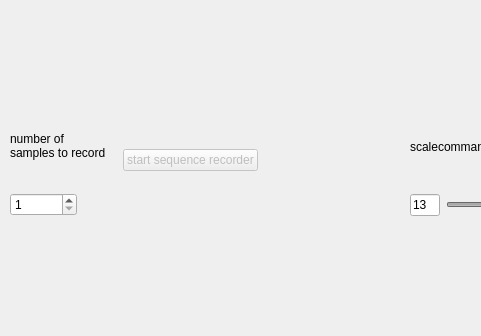
The window that gui.ui (marvin2k/guibabel) describes before a commit, drawn with Qt 5; both pictures show x 0 to 481 and y 464 to 800 of the 800 by 800 pixel window.
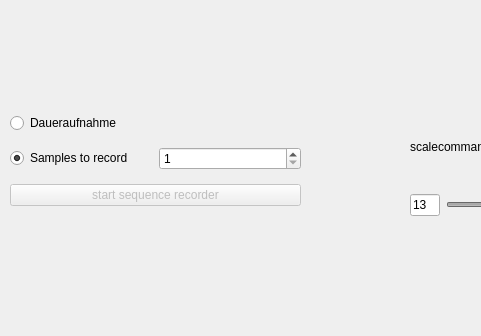
The same window after the commit. Custom widgets are drawn as their Qt base class.

```diff
--- a/gui.ui
+++ b/gui.ui
@@ -393,89 +393,6 @@
      </item>
     </layout>
    </widget>
-   <widget class="QWidget" name="layoutWidget">
-    <property name="geometry">
-     <rect>
-      <x>10</x>
-      <y>550</y>
-      <width>321</width>
-      <height>111</height>
-     </rect>
-    </property>
-    <layout class="QHBoxLayout" name="horizontalLayout_4">
-     <item>
-      <layout class="QVBoxLayout" name="verticalLayout_6">
-       <item>
-        <widget class="QLabel" name="label_5">
-         <property name="text">
-          <string>number of
-samples to record</string>
-         </property>
-        </widget>
-       </item>
-       <item>
-        <layout class="QHBoxLayout" name="horizontalLayout_8">
-         <item>
-          <widget class="QSpinBox" name="spinBox_record_length">
-           <property name="enabled">
-            <bool>true</bool>
-           </property>
-           <property name="minimum">
-            <number>1</number>
-           </property>
-           <property name="maximum">
-            <number>1000000000</number>
-           </property>
-           <property name="singleStep">
-            <number>0</number>
-           </property>
-           <property name="value">
-            <number>1</number>
-           </property>
-          </widget>
-         </item>
-         <item>
-          <spacer name="horizontalSpacer">
-           <property name="orientation">
-            <enum>Qt::Horizontal</enum>
-           </property>
-           <property name="sizeHint" stdset="0">
-            <size>
-             <width>40</width>
-             <height>20</height>
-            </size>
-           </property>
-          </spacer>
-         </item>
-        </layout>
-       </item>
-      </layout>
-     </item>
-     <item>
-      <widget class="QPushButton" name="pushButton_start_sequence_recorder">
-       <property name="enabled">
-        <bool>false</bool>
-       </property>
-       <property name="text">
-        <string>start sequence recorder</string>
-       </property>
-      </widget>
-     </item>
-     <item>
-      <spacer name="horizontalSpacer_3">
-       <property name="orientation">
-        <enum>Qt::Horizontal</enum>
-       </property>
-       <property name="sizeHint" stdset="0">
-        <size>
-         <width>40</width>
-         <height>20</height>
-        </size>
-       </property>
-      </spacer>
-     </item>
-    </layout>
-   </widget>
    <widget class="QWidget" name="horizontalLayoutWidget">
     <property name="geometry">
      <rect>
@@ -733,6 +650,64 @@
      </item>
     </layout>
    </widget>
+   <widget class="QWidget" name="gridLayoutWidget">
+    <property name="geometry">
+     <rect>
+      <x>10</x>
+      <y>550</y>
+      <width>291</width>
+      <height>111</height>
+     </rect>
+    </property>
+    <layout class="QGridLayout" name="gridLayout">
+     <item row="1" column="0">
+      <widget class="QRadioButton" name="rB_samples">
+       <property name="text">
+        <string>Samples to record</string>
+       </property>
+       <property name="checked">
+        <bool>true</bool>
+       </property>
+      </widget>
+     </item>
+     <item row="0" column="0">
+      <widget class="QRadioButton" name="rB_dauer">
+       <property name="text">
+        <string>Daueraufnahme</string>
+       </property>
+      </widget>
+     </item>
+     <item row="1" column="1">
+      <widget class="QSpinBox" name="spinBox_record_length">
+       <property name="enabled">
+        <bool>true</bool>
+       </property>
+       <property name="minimum">
+        <number>1</number>
+       </property>
+       <property name="maximum">
+        <number>1000000000</number>
+       </property>
+       <property name="singleStep">
+        <number>0</number>
+       </property>
+       <property name="value">
+        <number>1</number>
+       </property>
+      </widget>
+     </item>
+     <item row="2" column="0" colspan="2">
+      <widget class="QPushButton" name="pushButton_start_sequence_recorder">
+       <property name="enabled">
+        <bool>false</bool>
+       </property>
+       <property name="text">
+        <string>start sequence recorder</string>
+       </property>
+      </widget>
+     </item>
+    </layout>
+   </widget>
   </widget>
   <widget class="QMenuBar" name="menubar">
    <property name="geometry">
```
